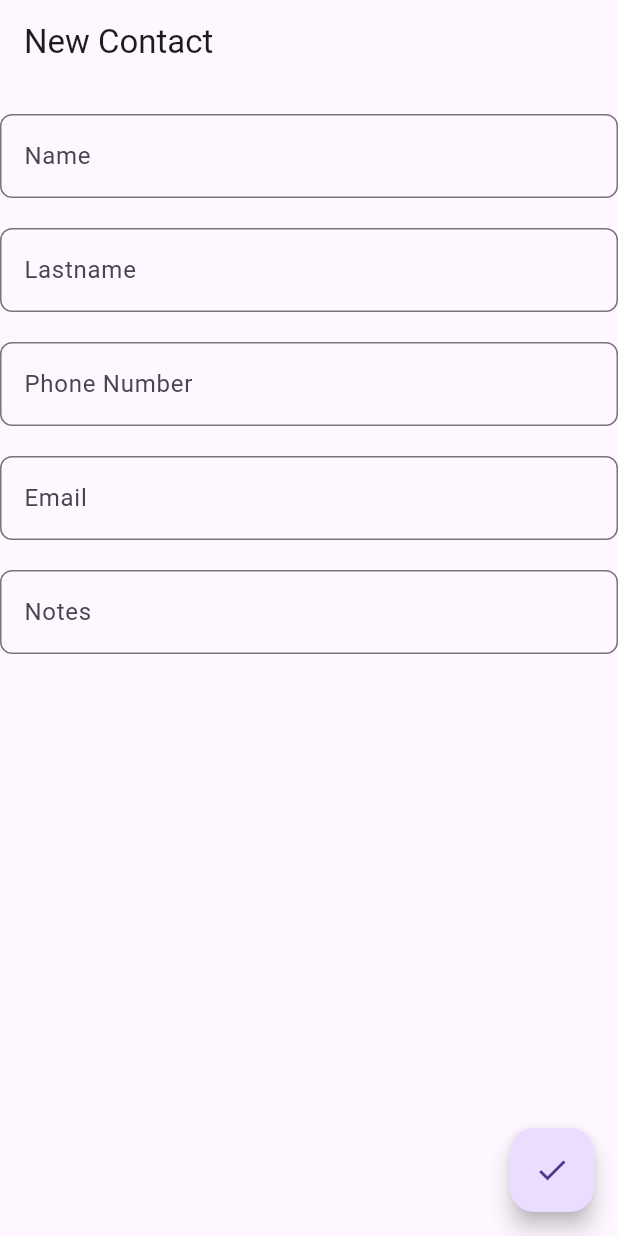
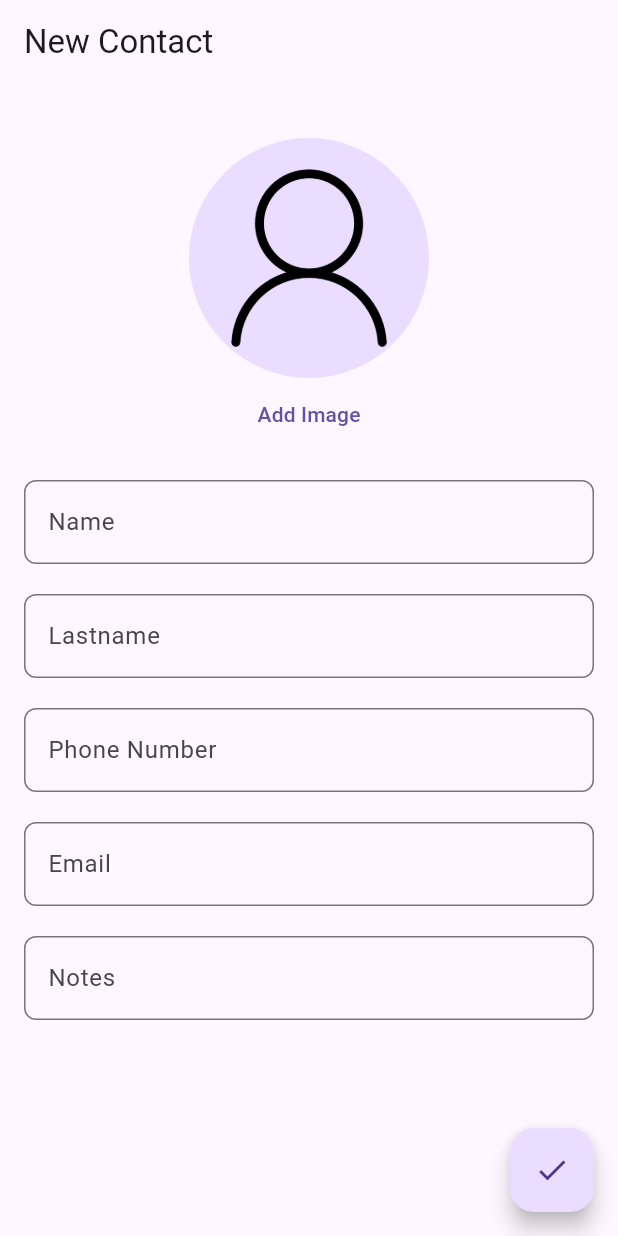
Before and after one commit to jipiccardi/contacts-mobile-app, a Flutter app: the NewContactScreen screen opened by its route, on a phone screen of 412 x 824 dp. Run offline on Flutter 3.47's test engine with Material 3 defaults, Android fonts, the phone set to English and light mode, and no system bars; our stand-ins replace floor, go_router, image_picker, sqflite; accounts and stored records are empty; generated files the repository leaves out were written again.

Commit message:
implements Image Picker

```diff
--- a/contacts_app/lib/presentation/screens/new_contact_screen.dart
+++ b/contacts_app/lib/presentation/screens/new_contact_screen.dart
@@ -4,11 +4,13 @@ import 'package:flutter/material.dart';
 import 'package:flutter/services.dart';
 import 'package:go_router/go_router.dart';
 import 'package:contacts_app/domain/repositories/contacts_repository.dart';
+import 'package:image_picker/image_picker.dart';
+import 'dart:io';
 
 class NewContactScreen extends StatelessWidget {
+  const NewContactScreen({super.key});
+
   static const name = 'new_contact_screen';
-
-  const NewContactScreen({super.key});
 
   @override
   Widget build(BuildContext context) {
@@ -16,15 +18,24 @@ class NewContactScreen extends StatelessWidget {
       appBar: AppBar(
         title: const Text('New Contact'),
       ),
-      body: _NewContactView(),
+      body: const _NewContactView(),
     );
   }
 }
 
-class _NewContactView extends StatelessWidget {
+class _NewContactView extends StatefulWidget {
+  const _NewContactView();
+
+  @override
+  State<_NewContactView> createState() => _NewContactState();
+}
+
+class _NewContactState extends State<_NewContactView> {
   final GlobalKey<FormState> _formKey = GlobalKey<FormState>();
 
   final ContactsRepository _repository = LocalContactsRepository();
+
+  File? _selectedImage;
 
   final TextEditingController nameController = TextEditingController();
   final TextEditingController lastnameController = TextEditingController();
@@ -35,11 +46,29 @@ class _NewContactView extends StatelessWidget {
   @override
   Widget build(BuildContext context) {
     return Scaffold(
-      body: Form(
+      body: SafeArea(
+        child: SingleChildScrollView(
+          padding: const EdgeInsets.all(16.0),
+          child: Form(
             key: _formKey,
             child: Column(
-          crossAxisAlignment: CrossAxisAlignment.start,
+              mainAxisAlignment: MainAxisAlignment.start,
+              mainAxisSize: MainAxisSize.min,
               children: <Widget>[
+                const SizedBox(height: 20),
+                CircleAvatar(
+                  radius: 80,
+                  backgroundImage: _selectedImage != null
+                      ? FileImage(_selectedImage!)
+                      : const AssetImage('assets/images/default_user.png')
+                          as ImageProvider,
+                ),
+                TextButton(
+                  child: const Text('Add Image'),
+                  onPressed: () {
+                    _pickImageFromGallery();
+                  },
+                ),
                 const SizedBox(height: 20),
                 TextFormField(
                   controller: nameController,
@@ -47,7 +76,8 @@ class _NewContactView extends StatelessWidget {
                   decoration: InputDecoration(
                     label: const Text('Name'),
                     border: OutlineInputBorder(
-                  borderRadius: BorderRadius.circular(8.0), // Rounded corners
+                      borderRadius:
+                          BorderRadius.circular(8.0), // Rounded corners
                     ),
                     focusedBorder: OutlineInputBorder(
                       borderRadius: BorderRadius.circular(8.0),
@@ -67,7 +97,8 @@ class _NewContactView extends StatelessWidget {
                   decoration: InputDecoration(
                     label: const Text('Lastname'),
                     border: OutlineInputBorder(
-                  borderRadius: BorderRadius.circular(8.0), // Rounded corners
+                      borderRadius:
+                          BorderRadius.circular(8.0), // Rounded corners
                     ),
                     focusedBorder: OutlineInputBorder(
                       borderRadius: BorderRadius.circular(8.0),
@@ -79,12 +110,14 @@ class _NewContactView extends StatelessWidget {
                   controller: phoneController,
                   keyboardType: TextInputType.number,
                   inputFormatters: <TextInputFormatter>[
-                FilteringTextInputFormatter.digitsOnly, // Only allows digits
+                    FilteringTextInputFormatter
+                        .digitsOnly, // Only allows digits
                   ],
                   decoration: InputDecoration(
                     label: const Text('Phone Number'),
                     border: OutlineInputBorder(
-                  borderRadius: BorderRadius.circular(8.0), // Rounded corners
+                      borderRadius:
+                          BorderRadius.circular(8.0), // Rounded corners
                     ),
                     focusedBorder: OutlineInputBorder(
                       borderRadius: BorderRadius.circular(8.0),
@@ -103,7 +136,8 @@ class _NewContactView extends StatelessWidget {
                   decoration: InputDecoration(
                     label: const Text('Email'),
                     border: OutlineInputBorder(
-                  borderRadius: BorderRadius.circular(8.0), // Rounded corners
+                      borderRadius:
+                          BorderRadius.circular(8.0), // Rounded corners
                     ),
                     focusedBorder: OutlineInputBorder(
                       borderRadius: BorderRadius.circular(8.0),
@@ -116,7 +150,8 @@ class _NewContactView extends StatelessWidget {
                   decoration: InputDecoration(
                     label: const Text('Notes'),
                     border: OutlineInputBorder(
-                  borderRadius: BorderRadius.circular(8.0), // Rounded corners
+                      borderRadius:
+                          BorderRadius.circular(8.0), // Rounded corners
                     ),
                     focusedBorder: OutlineInputBorder(
                       borderRadius: BorderRadius.circular(8.0),
@@ -124,6 +159,8 @@ class _NewContactView extends StatelessWidget {
                   ),
                 ),
               ],
+            ),
+          ),
         ),
       ),
       floatingActionButton: FloatingActionButton(
@@ -135,6 +172,7 @@ class _NewContactView extends StatelessWidget {
                 phoneNumber: phoneController.text,
                 email: emailController.text,
                 notes: notesController.text,
+                img: _selectedImage?.path,
                 userId: 1));
             if (context.mounted) context.pop(true);
           }
@@ -143,4 +181,12 @@ class _NewContactView extends StatelessWidget {
       ),
     );
   }
+
+  Future _pickImageFromGallery() async {
+    final image = await ImagePicker().pickImage(source: ImageSource.gallery);
+    if (image == null) return;
+    setState(() {
+      _selectedImage = File(image.path);
+    });
   }
+}
--- a/contacts_app/pubspec.yaml
+++ b/contacts_app/pubspec.yaml
@@ -11,6 +11,7 @@ dependencies:
   flutter:
     sdk: flutter
   go_router: ^14.2.8
+  image_picker: ^1.0.0
   sqflite: ^2.3.3+2
 
 dev_dependencies:
```
Also changed, not shown: contacts_app/lib/presentation/screens/contact_detail_screen.dart (+7 -2 lines), contacts_app/lib/presentation/screens/edit_contact_screen.dart (+63 -18 lines), 5 other files. Lines whose indentation alone changed are shown as unchanged.
